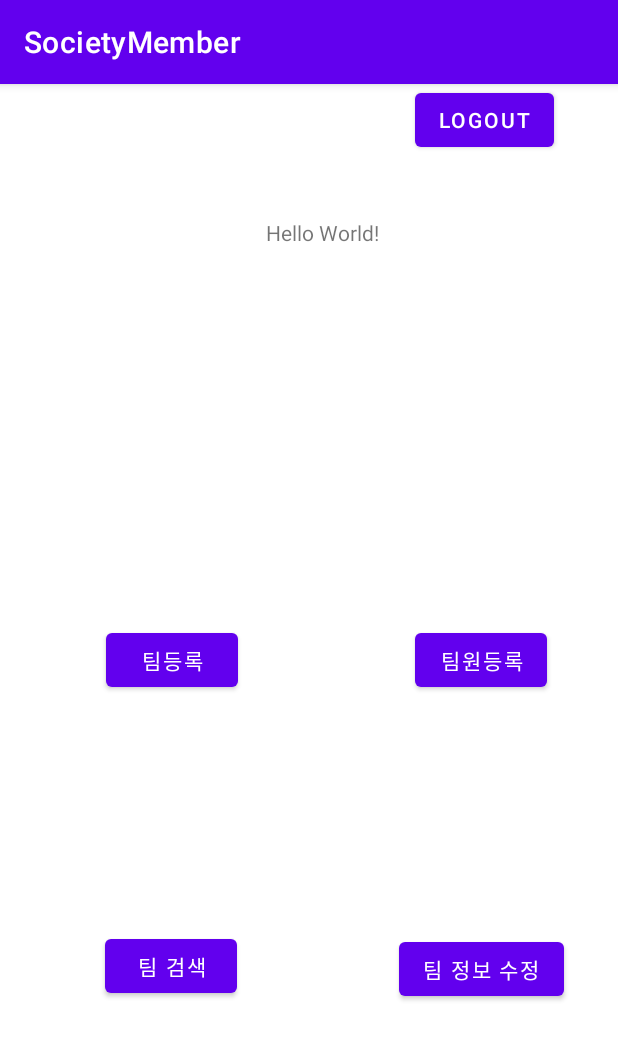
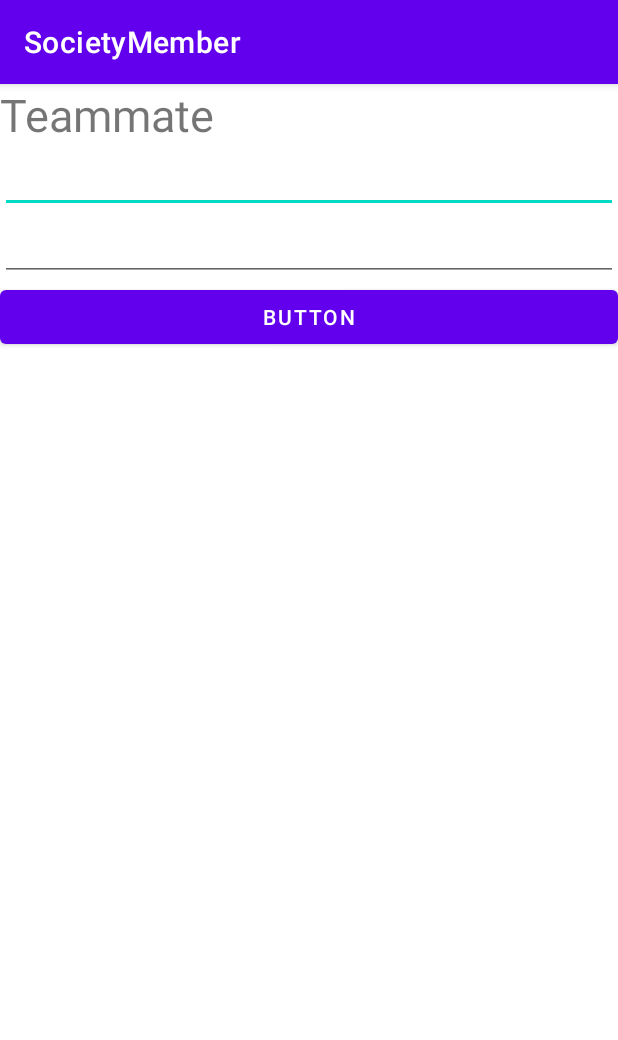
Before and after one commit to jinhongchoi/AndroidStudioProjects, an Android app: the MainActivity screen opened directly, with no data from a screen before it, after a tap on "팀원등록", on a phone screen of 412 x 824 dp. Shown: the top 1040 px of the screen. Run offline under Robolectric (Android 15) with nearby library versions, the phone set to English and light mode, and no system bars; our stand-ins replace Firebase (no records; nobody signed in at launch, a user with empty details on screens opened directly).

Commit message:
git commit

```diff
--- a/app/src/main/AndroidManifest.xml
+++ b/app/src/main/AndroidManifest.xml
@@ -42,6 +42,11 @@
             android:exported="false">
 
         </activity>
+        <activity
+            android:name=".TMInsertActivity"
+            android:exported="false">
+
+        </activity>
     </application>
 
 </manifest>
--- a/app/src/main/java/com/jh/societymember/MainActivity.java
+++ b/app/src/main/java/com/jh/societymember/MainActivity.java
@@ -45,7 +45,8 @@ public class MainActivity extends AppCompatActivity {
         btn_TMInsert.setOnClickListener(new View.OnClickListener() {
             @Override
             public void onClick(View v) {
-                Intent intent= new Intent(MainActivity.this, TMInsertActivity.class);
+                Intent intent3= new Intent(MainActivity.this, TMInsertActivity.class);
+                startActivity(intent3);
             }
         });// end btn_TMInsert
 
@@ -53,8 +54,8 @@ public class MainActivity extends AppCompatActivity {
         btn_TRead.setOnClickListener(new View.OnClickListener() {
             @Override
             public void onClick(View v) {
-                Intent intent= new Intent(MainActivity.this, TReadActivity.class);
-                startActivity(intent);
+                Intent intent4= new Intent(MainActivity.this, TReadActivity.class);
+                startActivity(intent4);
             }
         });// end btn_TRead
 
--- a/app/src/main/java/com/jh/societymember/TMInsertActivity.java
+++ b/app/src/main/java/com/jh/societymember/TMInsertActivity.java
@@ -1,6 +1,67 @@
 package com.jh.societymember;
 
-public class TMInsertActivity {
+import android.content.Intent;
+import android.os.Bundle;
+import android.view.View;
+import android.widget.Button;
+import android.widget.EditText;
+import android.widget.TextView;
+import android.widget.Toast;
+
+import androidx.appcompat.app.AppCompatActivity;
+import androidx.recyclerview.widget.RecyclerView;
 
 
+import com.google.firebase.auth.FirebaseAuth;
+import com.google.firebase.auth.FirebaseUser;
+import com.google.firebase.database.DataSnapshot;
+import com.google.firebase.database.DatabaseError;
+import com.google.firebase.database.DatabaseReference;
+import com.google.firebase.database.FirebaseDatabase;
+import com.google.firebase.database.ValueEventListener;
+
+public class TMInsertActivity extends AppCompatActivity {
+    private FirebaseAuth mFirebaseAuth;
+    private DatabaseReference mDatabaseRef;
+    private TextView textView;
+    private EditText editText1, editText2;
+    private Button button;
+
+
+    @Override
+    protected void onCreate(Bundle savedInstanceState) {
+        super.onCreate(savedInstanceState);
+        setContentView(R.layout.activity_teammate2);
+
+        mFirebaseAuth = FirebaseAuth.getInstance();
+        mDatabaseRef= FirebaseDatabase.getInstance().getReference("SocietyMember");
+
+
+        textView = (TextView) findViewById(R.id.textView);
+        editText1 = (EditText) findViewById(R.id.name);
+        editText2 = (EditText) findViewById(R.id.age);
+        button = (Button) findViewById(R.id.button);
+
+
+        button.setOnClickListener(new View.OnClickListener() {
+            @Override
+            public void onClick(View v) {
+                String name=editText1.getText().toString();
+                int age= Integer.parseInt(editText2.getText().toString());
+
+                FirebaseUser firebaseUser = mFirebaseAuth.getCurrentUser();
+                TMInsertAccount TIMaccount = new TMInsertAccount();
+                TIMaccount.setName(name);
+                TIMaccount.setAge(age);
+
+                mDatabaseRef.child("TMInsertAccount").child(firebaseUser.getUid()).setValue(TIMaccount);
+
+                Toast.makeText(TMInsertActivity.this, "팀원 등록에 성공하셨습니다.", Toast.LENGTH_SHORT).show();
+                Intent intent = new Intent(TMInsertActivity.this, MainActivity.class);
+                startActivity(intent);
+
+            }
+        });
+    }
+
 }
--- /dev/null
+++ b/app/src/main/res/layout/activity_teammate2.xml
@@ -0,0 +1,35 @@
+<?xml version="1.0" encoding="utf-8"?>
+<LinearLayout xmlns:android="http://schemas.android.com/apk/res/android"
+    xmlns:app="http://schemas.android.com/apk/res-auto"
+    xmlns:tools="http://schemas.android.com/tools"
+    android:layout_width="match_parent"
+    android:layout_height="match_parent"
+    android:orientation="vertical"
+    tools:context=".MainActivity" >
+
+    <TextView
+        android:id="@+id/textView"
+        android:layout_width="match_parent"
+        android:layout_height="wrap_content"
+        android:text="Teammate"
+        android:textSize="30sp" />
+
+    <EditText
+        android:id="@+id/name"
+        android:layout_width="match_parent"
+        android:layout_height="wrap_content"
+        android:ems="10"
+        android:inputType="textPersonName" />
+    <EditText
+        android:id="@+id/age"
+        android:layout_width="match_parent"
+        android:layout_height="wrap_content"
+        android:ems="10"
+        android:inputType="number" />
+
+    <Button
+        android:id="@+id/button"
+        android:layout_width="match_parent"
+        android:layout_height="wrap_content"
+        android:text="Button" />
+</LinearLayout>
```
Also changed, not shown: app/src/main/java/com/jh/societymember/TMInsertAccount.java (added, +40 -0 lines), app/src/main/res/layout/activity_teammate.xml (renamed from app/src/main/res/layout/activity_teamread.xml).
